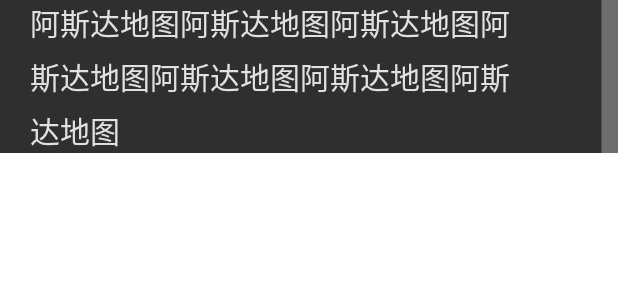
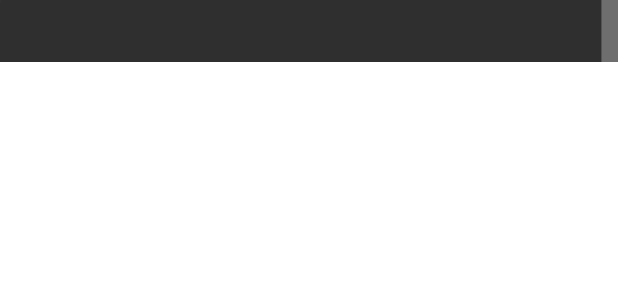
Before and after one commit to WhiteForestApp/WhiteForest-Android, an Android app: the layout item_desire.xml on its own in the app's theme, with its tools: preview values and no code run, on a phone screen of 412 x 824 dp. Shown: the top 300 px of the screen. Run offline under Robolectric (Android 15) with nearby library versions, the phone set to English and light mode, and no system bars; Roboto replaces fonts that are not available here.

Commit message:
修改 desire item

```diff
--- a/app/src/main/res/layout/item_desire.xml
+++ b/app/src/main/res/layout/item_desire.xml
@@ -34,17 +34,33 @@
             android:layout_weight="32">
 
 
+            <LinearLayout
+                android:layout_gravity="center_vertical"
+                android:orientation="vertical"
+                android:layout_width="match_parent"
+                android:layout_height="10sp">
+            </LinearLayout>
+
+
             <com.freecreator.whiteforest.ui.views.FontTextView
                 android:id="@+id/text_title"
                 android:layout_width="match_parent"
                 android:layout_height="wrap_content"
                 android:layout_gravity="center_vertical"
                 android:gravity="center_vertical"
-                android:includeFontPadding="true"
-                android:lineSpacingMultiplier="1.2"
-                android:text="阿斯达地图阿斯达地图阿斯达地图阿斯达地图阿斯达地图阿斯达地图阿斯达地图"
-                android:textSize="20sp"
+                android:includeFontPadding="false"
+                android:lineSpacingMultiplier="1.3"
+                android:text=""
+                android:textSize="18sp"
                 android:textColor="#e1e1e1"/>
+
+
+            <LinearLayout
+                android:layout_gravity="center_vertical"
+                android:orientation="vertical"
+                android:layout_width="match_parent"
+                android:layout_height="10sp">
+            </LinearLayout>
 
         </LinearLayout>
 
```
Also changed, not shown: app/src/main/res/drawable-hdpi/item_desire.png.
